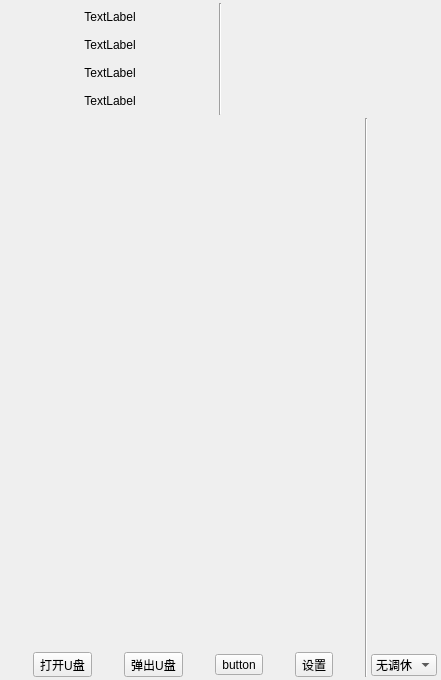
Above: ui/mainwindow.ui from Return-Log/Education-Clock before the change. Below: the same form after it.
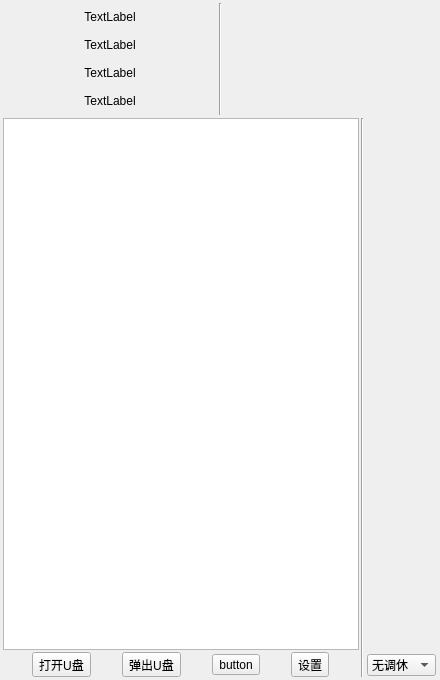
That is the form after the change. Icons and pictures are not drawn.

The edit to the form file:
```diff
--- a/ui/mainwindow.ui
+++ b/ui/mainwindow.ui
@@ -9,7 +9,7 @@
    <rect>
     <x>0</x>
     <y>0</y>
-    <width>432</width>
+    <width>440</width>
     <height>680</height>
    </rect>
   </property>
@@ -145,41 +145,15 @@
        <enum>QLayout::SetDefaultConstraint</enum>
       </property>
       <item>
-       <layout class="QVBoxLayout" name="verticalLayout" stretch="100,1">
+       <layout class="QVBoxLayout" name="verticalLayout" stretch="1,0">
         <item>
-         <widget class="QWidget" name="widget" native="true">
-          <property name="sizePolicy">
-           <sizepolicy hsizetype="Preferred" vsizetype="Preferred">
-            <horstretch>0</horstretch>
-            <verstretch>0</verstretch>
-           </sizepolicy>
+         <widget class="QTextEdit" name="textEdit">
+          <property name="lineWrapMode">
+           <enum>QTextEdit::WidgetWidth</enum>
           </property>
-          <property name="minimumSize">
-           <size>
-            <width>360</width>
-            <height>500</height>
-           </size>
+          <property name="readOnly">
+           <bool>true</bool>
           </property>
-          <layout class="QVBoxLayout" name="verticalLayout_5">
-           <property name="spacing">
-            <number>0</number>
-           </property>
-           <property name="sizeConstraint">
-            <enum>QLayout::SetDefaultConstraint</enum>
-           </property>
-           <property name="leftMargin">
-            <number>0</number>
-           </property>
-           <property name="topMargin">
-            <number>0</number>
-           </property>
-           <property name="rightMargin">
-            <number>0</number>
-           </property>
-           <property name="bottomMargin">
-            <number>0</number>
-           </property>
-          </layout>
          </widget>
         </item>
         <item>
```
